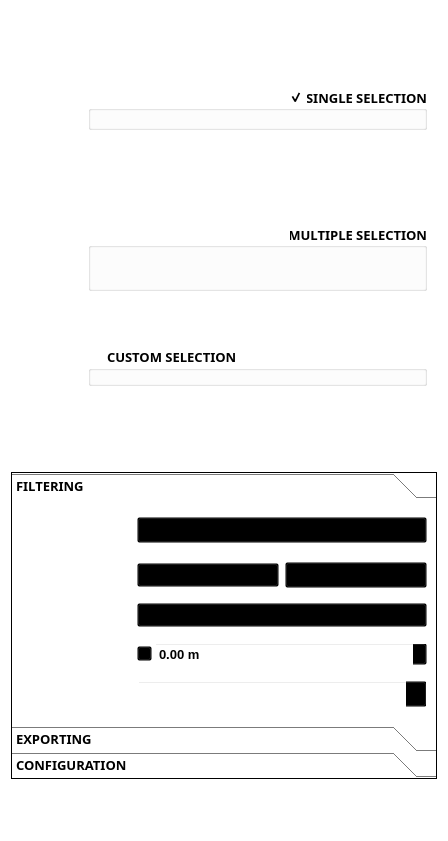
The window that filter_mate_dockwidget_base.ui (sducournau/filter_mate) describes before a commit, drawn with Qt 5.
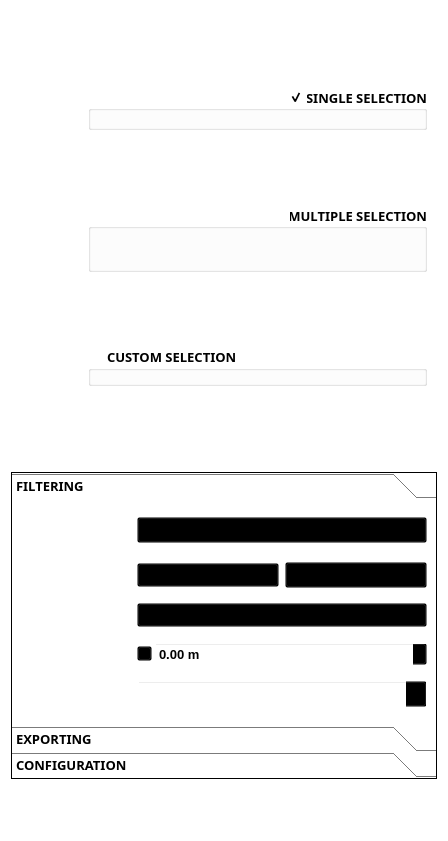
The same window after the commit. Icons and pictures are not drawn. Custom widgets are drawn as their Qt base class.

Patch:
```diff
--- a/filter_mate_dockwidget_base.ui
+++ b/filter_mate_dockwidget_base.ui
@@ -1017,13 +1017,7 @@
                    <property name="minimumSize">
                     <size>
                      <width>100</width>
-                     <height>65</height>
-                    </size>
-                   </property>
-                   <property name="maximumSize">
-                    <size>
-                     <width>16777215</width>
-                     <height>29</height>
+                     <height>0</height>
                     </size>
                    </property>
                    <property name="font">
```
Left out of the diff: 12 changed lines with no effect on the pictures.
